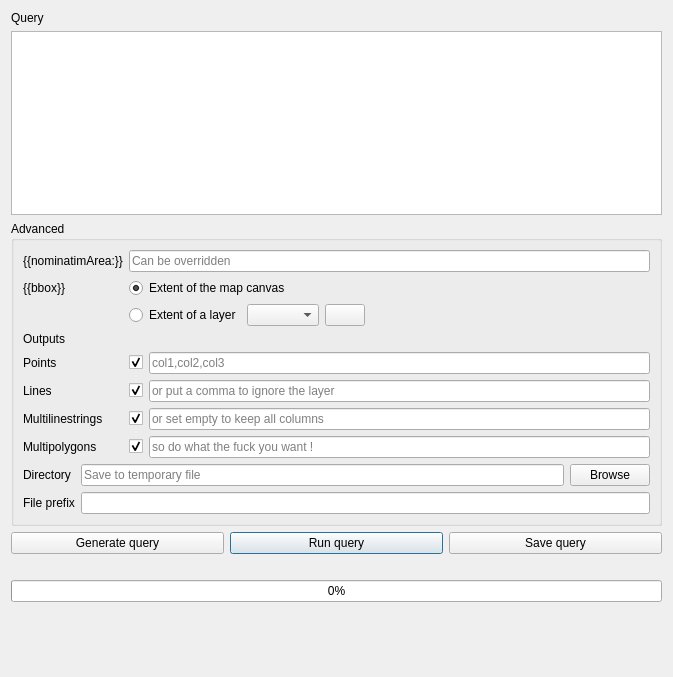
First picture: the form in ui/query.ui, repository 3liz/QuickOSM, before the edit.
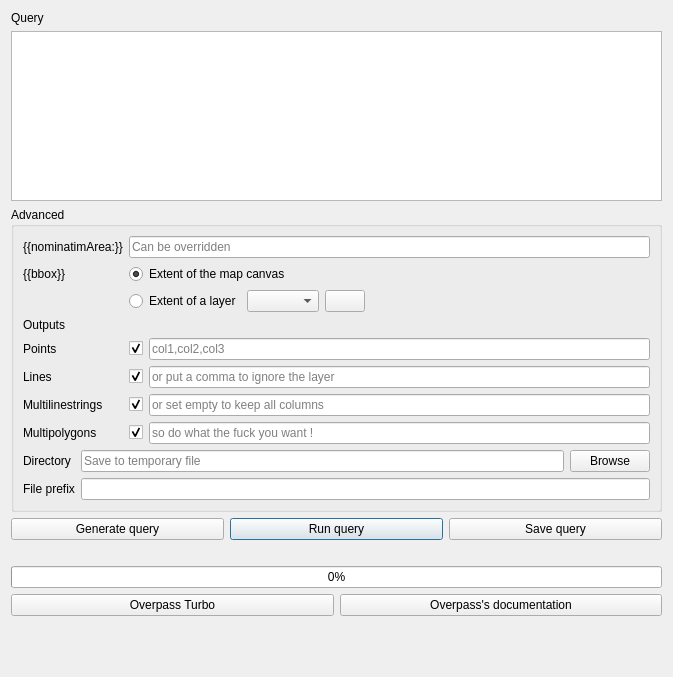
Second picture: the form after the edit. Icons and pictures are not drawn. Custom widgets are drawn as their Qt base class.

Commit message: add link to documentation and overpass turbo

```diff
--- a/ui/query.ui
+++ b/ui/query.ui
@@ -318,6 +318,28 @@
      </property>
     </widget>
    </item>
+   <item>
+    <layout class="QHBoxLayout" name="horizontalLayout_5">
+     <item>
+      <widget class="QPushButton" name="pushButton_overpassTurbo">
+       <property name="text">
+        <string>Overpass Turbo</string>
+       </property>
+       <property name="icon">
+        <iconset resource="../resources.qrc">
+         <normaloff>:/plugins/QuickOSM/resources/turbo.png</normaloff>:/plugins/QuickOSM/resources/turbo.png</iconset>
+       </property>
+      </widget>
+     </item>
+     <item>
+      <widget class="QPushButton" name="pushButton_docOverpass">
+       <property name="text">
+        <string>Overpass's documentation</string>
+       </property>
+      </widget>
+     </item>
+    </layout>
+   </item>
    <item>
     <spacer name="verticalSpacer">
      <property name="orientation">
```
The commit also changes 5 other files.
